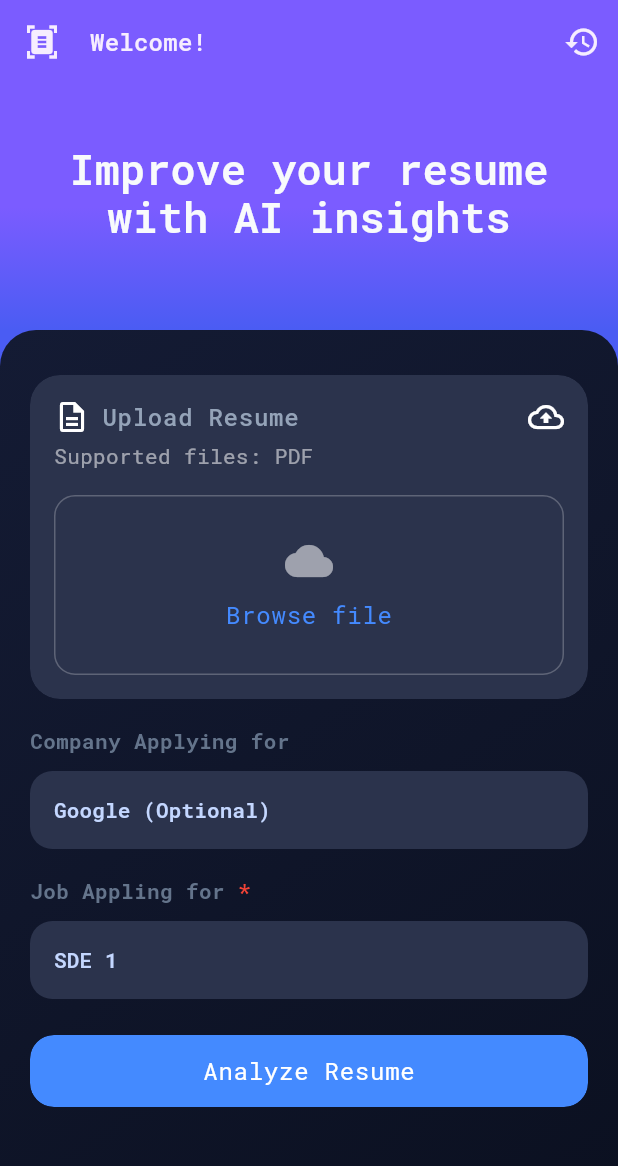
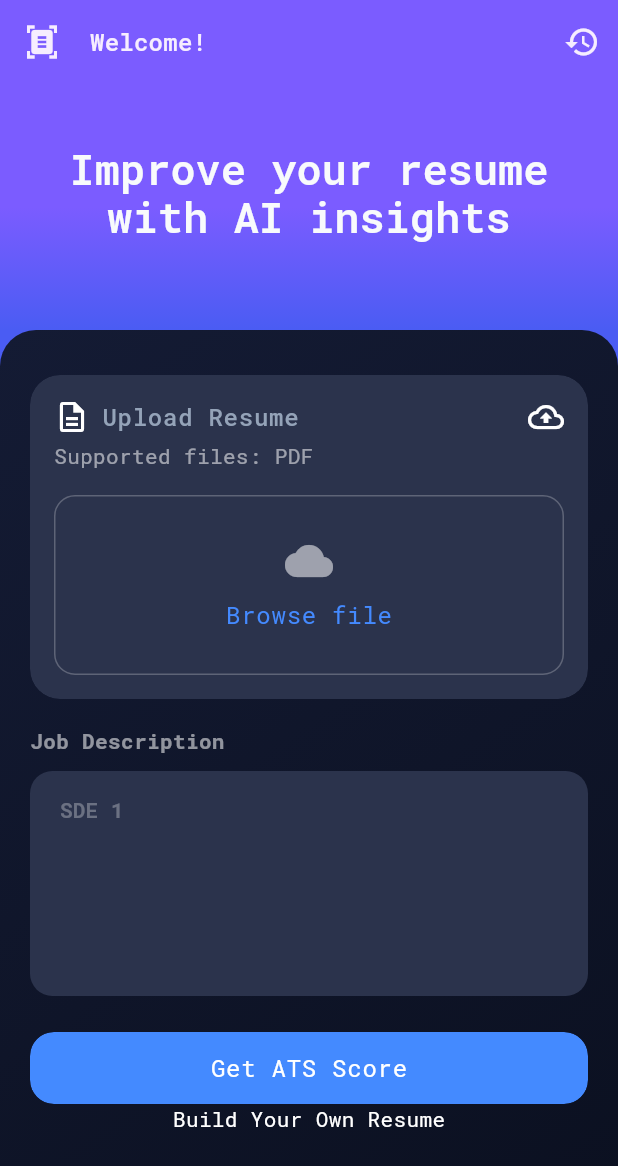
Before and after one commit to VaishnavYash/resume_critiquer_app, a Flutter app: the screen it shows after launch, on a phone screen of 412 x 824 dp. Shown: the top 1166 px of the screen. Run offline on Flutter 3.47's test engine with Material 3 defaults, Android fonts, the phone set to English and light mode, and no system bars; our stand-ins replace file_picker, flutter_mobx, google_fonts, hive, hive_flutter, mobx and 3 more; missing offline and left inert: syncfusion_flutter_pdfviewer; accounts and stored records are empty; generated files the repository leaves out were written again.

Commit message:
Build Your Resume button Added

```diff
--- a/lib/api/multipart_api.dart
+++ b/lib/api/multipart_api.dart
@@ -11,7 +11,6 @@ import 'package:resume_critiquer_app/model/file_upload_response.dart';
 class MultipartApi {
   Future<FileUploadStatus> fileUploadMultipart({
     required final File file,
-    required final String company,
     required final String jobTtile,
   }) async {
     var uri = Uri.parse(
@@ -23,7 +22,6 @@ class MultipartApi {
     var request =
         http.MultipartRequest('POST', uri)
           ..fields['job_role'] = jobTtile
-          ..fields['company'] = company
           ..files.add(await http.MultipartFile.fromPath('resume', file.path));
 
     var response = await request.send();
--- /dev/null
+++ b/lib/framework/widgets/text_button_widget.dart
@@ -0,0 +1,40 @@
+import 'package:flutter/material.dart';
+import 'package:resume_critiquer_app/framework/widgets/text_widget.dart';
+
+class TextButtonWidget extends StatefulWidget {
+  const TextButtonWidget({super.key, this.onPress});
+
+  final void Function()? onPress;
+
+  @override
+  State<TextButtonWidget> createState() => _TextButtonWidgetState();
+}
+
+class _TextButtonWidgetState extends State<TextButtonWidget> {
+  bool _isPressed = false;
+
+  @override
+  Widget build(BuildContext context) {
+    final colorScheme = Theme.of(context).colorScheme;
+    final textStyle = Theme.of(context).textTheme;
+    return Align(
+      alignment: Alignment.center,
+      child: GestureDetector(
+        onTap: widget.onPress,
+        onTapDown: (_) => setState(() => _isPressed = true),
+        onTapUp: (_) => setState(() => _isPressed = false),
+        onTapCancel: () => setState(() => _isPressed = false),
+        child: TextWidget(
+          text: 'Build Your Own Resume',
+          style: textStyle.bodyMedium!.copyWith(
+            color: colorScheme.onSurface,
+            decoration:
+                _isPressed ? TextDecoration.underline : TextDecoration.none,
+            decorationColor: Colors.white,
+            decorationThickness: 2.0,
+          ),
+        ),
+      ),
+    );
+  }
+}
--- a/lib/framework/widgets/text_field_widget.dart
+++ b/lib/framework/widgets/text_field_widget.dart
@@ -24,7 +24,7 @@ class TextFieldWidget extends StatelessWidget {
     this.labelColor,
     this.labelSize,
     this.controller,
-    this.keyboardType = TextInputType.text,
+    this.keyboardType = TextInputType.multiline,
     this.fieldTextColor,
     this.maxLength,
     this.highlightWords = const {},
@@ -44,34 +44,47 @@ class TextFieldWidget extends StatelessWidget {
           style: Theme.of(context).textTheme.bodyMedium!.copyWith(
             fontSize: labelSize,
             fontWeight: FontWeight.bold,
-            color: labelColor,
+            color: labelColor ?? Colors.white54,
           ),
           highlightColor: highlightColor,
           highlightWords: highlightWords,
           highlightFontWeight: highlightFontWeight,
         ),
         SizedBox(height: 10),
-        TextFormField(
+        SizedBox(
+          height: 150,
+          child: TextFormField(
+            textAlignVertical: TextAlignVertical.top,
             maxLength: maxLength,
             controller: controller,
             keyboardType: keyboardType,
             style: Theme.of(context).textTheme.labelLarge!.copyWith(
-            color: fieldTextColor ?? Colors.grey,
+              color: fieldTextColor ?? Colors.white,
             ),
-
+            textAlign: TextAlign.start,
+            maxLines: null,
+            minLines: null,
+            expands: true,
             decoration: InputDecoration(
+              alignLabelWithHint: true,
               filled: true,
               fillColor: colorScheme.primaryContainer,
               hintText: hintText,
               hintStyle: Theme.of(context).textTheme.labelLarge!.copyWith(
-              color: hintColor ?? Color(0xFFC4D7FF),
+                color: hintColor ?? Colors.white30,
               ),
               border: OutlineInputBorder(
                 borderRadius: BorderRadius.circular(15),
                 borderSide: BorderSide.none,
               ),
+              focusedBorder: OutlineInputBorder(
+                borderRadius: BorderRadius.circular(12.0),
+                borderSide: const BorderSide(color: Colors.blue, width: 1.5),
+              ),
+              contentPadding: const EdgeInsets.all(16),
             ),
             validator: validator,
+          ),
         ),
       ],
     );
--- a/lib/store/file_uploader_store.dart
+++ b/lib/store/file_uploader_store.dart
@@ -40,7 +40,6 @@ abstract class FileUploaderBaseStore with Store {
   @action
   Future<FileUploadStatus> uploadFileApi(
     String jobTextField,
-    String companyTextField,
   ) async {
     if (file == null || file!.path == null) {
       throw ApiException(
@@ -52,7 +51,6 @@ abstract class FileUploaderBaseStore with Store {
     final response = await MultipartApi().fileUploadMultipart(
       file: File(file!.path!),
       jobTtile: jobTextField,
-      company: companyTextField,
     );
 
     uploadedFileResponse = ObservableFuture.value(response);
--- a/lib/view/landing_page.dart
+++ b/lib/view/landing_page.dart
@@ -2,6 +2,7 @@ import 'dart:ui';
 import 'package:flutter/material.dart';
 import 'package:flutter_mobx/flutter_mobx.dart';
 import 'package:permission_handler/permission_handler.dart';
+import 'package:resume_critiquer_app/framework/widgets/text_button_widget.dart';
 import 'package:resume_critiquer_app/framework/widgets/text_field_widget.dart';
 import 'package:resume_critiquer_app/framework/widgets/text_widget.dart';
 import 'package:resume_critiquer_app/model/file_response_error.dart';
@@ -23,17 +24,16 @@ class LandingPage extends StatefulWidget {
 
 class _LandingPageState extends State<LandingPage> {
   late ColorScheme colorScheme;
-  late TextTheme textTheme;
+  late TextTheme textStyle;
   final _fileUploaderStore = FileUploaderStore();
 
-  final _companyTextField = TextEditingController();
   final _jobTextField = TextEditingController();
 
   final _formKey = GlobalKey<FormState>();
+  var showUnderLine = false;
 
   @override
   void dispose() {
-    _companyTextField.dispose();
     _jobTextField.dispose();
     super.dispose();
   }
@@ -44,7 +44,6 @@ class _LandingPageState extends State<LandingPage> {
     try {
       final response = await _fileUploaderStore.uploadFileApi(
         _jobTextField.text,
-        _companyTextField.text,
       );
 
       if (response.fileUploadResponse != null) {
@@ -94,7 +93,7 @@ class _LandingPageState extends State<LandingPage> {
   @override
   Widget build(BuildContext context) {
     colorScheme = Theme.of(context).colorScheme;
-    textTheme = Theme.of(context).textTheme;
+    textStyle = Theme.of(context).textTheme;
 
     return Scaffold(
       appBar: AppBar(
@@ -107,6 +106,10 @@ class _LandingPageState extends State<LandingPage> {
         ],
         backgroundColor: colorScheme.tertiaryContainer,
       ),
+
+      // bottomNavigationBar: Column(
+      //   children: [_analyzeButton(), TextButtonWidget(onPress: () {})],
+      // ),
       backgroundColor: colorScheme.secondaryContainer,
       body: SafeArea(
         child: CustomScrollView(
@@ -144,7 +147,7 @@ class _LandingPageState extends State<LandingPage> {
       child: TextWidget(
         alignment: TextAlign.center,
         text: 'Improve your resume\nwith AI insights',
-        style: textTheme.displayMedium?.copyWith(fontWeight: FontWeight.w600),
+        style: textStyle.displayMedium?.copyWith(fontWeight: FontWeight.w600),
       ),
     );
   }
@@ -174,17 +177,9 @@ class _LandingPageState extends State<LandingPage> {
           ),
           const SizedBox(height: 18),
           TextFieldWidget(
-            label: 'Company Applying for',
-            hintText: 'Google (Optional)',
-            controller: _companyTextField,
-          ),
-          const SizedBox(height: 18),
-          TextFieldWidget(
-            label: 'Job Appling for *',
+            label: 'Job Description',
             hintText: 'SDE 1',
             controller: _jobTextField,
-            highlightColor: Colors.red,
-            highlightWords: {'*'},
             validator: (final value) {
               if (value == null || value.isEmpty) {
                 return 'This is the required Field';
@@ -192,8 +187,9 @@ class _LandingPageState extends State<LandingPage> {
               return null;
             },
           ),
-          const SizedBox(height: 24),
+          SizedBox(height: 24),
           _analyzeButton(),
+          TextButtonWidget(onPress: () {}),
         ],
       ),
     ),
@@ -247,7 +243,7 @@ class _LandingPageState extends State<LandingPage> {
                 const SizedBox(width: 8),
                 TextWidget(
                   text: 'Upload Resume',
-                  style: textTheme.bodyLarge?.copyWith(
+                  style: textStyle.bodyLarge?.copyWith(
                     fontWeight: FontWeight.w500,
                   ),
                 ),
@@ -258,7 +254,7 @@ class _LandingPageState extends State<LandingPage> {
             const SizedBox(height: 4),
             TextWidget(
               text: "Supported files: PDF",
-              style: textTheme.bodyMedium?.copyWith(
+              style: textStyle.bodyMedium?.copyWith(
                 color: colorScheme.onPrimaryContainer,
               ),
             ),
@@ -289,7 +285,7 @@ class _LandingPageState extends State<LandingPage> {
                         const SizedBox(height: 8),
                         TextWidget(
                           text: _fileUploaderStore.file?.name ?? 'Browse file',
-                          style: textTheme.bodyLarge?.copyWith(
+                          style: textStyle.bodyLarge?.copyWith(
                             color: colorScheme.surface,
                           ),
                         ),
@@ -313,7 +309,7 @@ class _LandingPageState extends State<LandingPage> {
       SizedBox(width: 20),
       TextWidget(
         text: 'Welcome!',
-        style: textTheme.titleMedium?.copyWith(color: colorScheme.onPrimary),
+        style: textStyle.titleMedium?.copyWith(color: colorScheme.onPrimary),
       ),
     ],
   );
@@ -321,8 +317,8 @@ class _LandingPageState extends State<LandingPage> {
   Widget _analyzeButton() => GlassButton(
     textWidget: Center(
       child: TextWidget(
-        text: 'Analyze Resume',
-        style: textTheme.bodyLarge?.copyWith(
+        text: 'Get ATS Score',
+        style: textStyle.bodyLarge?.copyWith(
           color: colorScheme.onSurface,
           letterSpacing: 0.5,
         ),
@@ -334,7 +330,7 @@ class _LandingPageState extends State<LandingPage> {
           SnackBar(
             content: TextWidget(
               text: 'Please upload a PDF file before submitting.',
-              style: textTheme.bodyMedium!.copyWith(color: Colors.black),
+              style: textStyle.bodyMedium!.copyWith(color: Colors.black),
             ),
           ),
         );
```
Also changed, not shown: lib/store/file_uploader_store.g.dart. Lines whose indentation alone changed are shown as unchanged.
